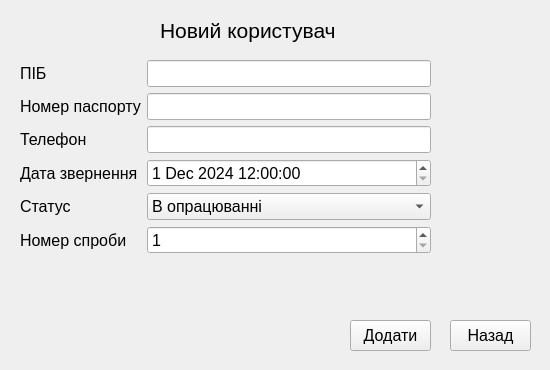
Old version of the form add_user.ui in the repository Anduine/MVSCenter.
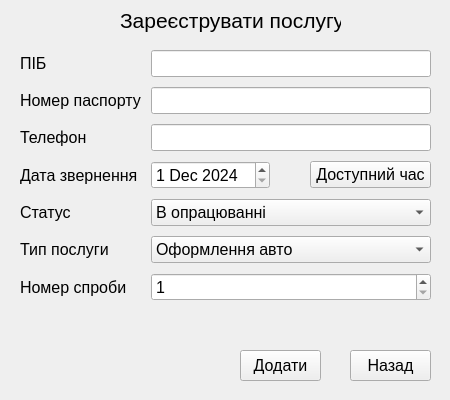
New version of the form.

Commit message: Add popup time menu.

```diff
--- a/add_user.ui
+++ b/add_user.ui
@@ -6,20 +6,20 @@
    <rect>
     <x>0</x>
     <y>0</y>
-    <width>550</width>
-    <height>370</height>
+    <width>450</width>
+    <height>400</height>
    </rect>
   </property>
   <property name="minimumSize">
    <size>
-    <width>550</width>
-    <height>370</height>
+    <width>450</width>
+    <height>400</height>
    </size>
   </property>
   <property name="maximumSize">
    <size>
-    <width>550</width>
-    <height>370</height>
+    <width>450</width>
+    <height>400</height>
    </size>
   </property>
   <property name="font">
@@ -33,9 +33,9 @@
   <widget class="QLabel" name="label">
    <property name="geometry">
     <rect>
-     <x>160</x>
-     <y>10</y>
-     <width>191</width>
+     <x>120</x>
+     <y>0</y>
+     <width>221</width>
      <height>41</height>
     </rect>
    </property>
@@ -45,19 +45,25 @@
     </font>
    </property>
    <property name="text">
-    <string>Новий користувач</string>
+    <string>Зареєструвати послугу</string>
    </property>
   </widget>
   <widget class="QWidget" name="formLayoutWidget">
    <property name="geometry">
     <rect>
      <x>20</x>
-     <y>60</y>
+     <y>50</y>
      <width>411</width>
-     <height>221</height>
+     <height>269</height>
     </rect>
    </property>
    <layout class="QFormLayout" name="formLayout">
+    <property name="horizontalSpacing">
+     <number>10</number>
+    </property>
+    <property name="verticalSpacing">
+     <number>10</number>
+    </property>
     <item row="0" column="0">
      <widget class="QLabel" name="label_2">
       <property name="font">
@@ -136,6 +142,41 @@
       </property>
      </widget>
     </item>
+    <item row="3" column="1">
+     <layout class="QFormLayout" name="formLayout_2">
+      <property name="horizontalSpacing">
+       <number>40</number>
+      </property>
+      <item row="0" column="1">
+       <widget class="QPushButton" name="pushButtonTimeMenu">
+        <property name="text">
+         <string>Доступний час</string>
+        </property>
+       </widget>
+      </item>
+      <item row="0" column="0">
+       <widget class="QDateEdit" name="dateEdit">
+        <property name="dateTime">
+         <datetime>
+          <hour>0</hour>
+          <minute>0</minute>
+          <second>0</second>
+          <year>2024</year>
+          <month>12</month>
+          <day>1</day>
+         </datetime>
+        </property>
+        <property name="time">
+         <time>
+          <hour>0</hour>
+          <minute>0</minute>
+          <second>0</second>
+         </time>
+        </property>
+       </widget>
+      </item>
+     </layout>
+    </item>
     <item row="4" column="0">
      <widget class="QLabel" name="label_6">
       <property name="font">
@@ -148,7 +189,72 @@
       </property>
      </widget>
     </item>
+    <item row="4" column="1">
+     <widget class="QComboBox" name="comboBoxStatus">
+      <property name="font">
+       <font>
+        <pointsize>12</pointsize>
+       </font>
+      </property>
+      <item>
+       <property name="text">
+        <string>В опрацюванні</string>
+       </property>
+      </item>
+      <item>
+       <property name="text">
+        <string>Прийнято</string>
+       </property>
+      </item>
+      <item>
+       <property name="text">
+        <string>Відхилено</string>
+       </property>
+      </item>
+     </widget>
+    </item>
     <item row="5" column="0">
+     <widget class="QLabel" name="label_8">
+      <property name="font">
+       <font>
+        <pointsize>12</pointsize>
+       </font>
+      </property>
+      <property name="text">
+       <string>Тип послуги</string>
+      </property>
+     </widget>
+    </item>
+    <item row="5" column="1">
+     <widget class="QComboBox" name="comboBoxType">
+      <property name="font">
+       <font>
+        <pointsize>12</pointsize>
+       </font>
+      </property>
+      <item>
+       <property name="text">
+        <string>Оформлення авто</string>
+       </property>
+      </item>
+      <item>
+       <property name="text">
+        <string>Теоретичний іспит</string>
+       </property>
+      </item>
+      <item>
+       <property name="text">
+        <string>Практичний іспит</string>
+       </property>
+      </item>
+      <item>
+       <property name="text">
+        <string>Медична довідка</string>
+       </property>
+      </item>
+     </widget>
+    </item>
+    <item row="6" column="0">
      <widget class="QLabel" name="label_7">
       <property name="font">
        <font>
@@ -160,7 +266,7 @@
       </property>
      </widget>
     </item>
-    <item row="5" column="1">
+    <item row="6" column="1">
      <widget class="QSpinBox" name="spinBoxAttempt">
       <property name="font">
        <font>
@@ -172,51 +278,13 @@
       </property>
      </widget>
     </item>
-    <item row="4" column="1">
-     <widget class="QComboBox" name="comboBoxStatus">
-      <property name="font">
-       <font>
-        <pointsize>12</pointsize>
-       </font>
-      </property>
-      <item>
-       <property name="text">
-        <string>В опрацюванні</string>
-       </property>
-      </item>
-      <item>
-       <property name="text">
-        <string>Прийнято</string>
-       </property>
-      </item>
-      <item>
-       <property name="text">
-        <string>Відхилено</string>
-       </property>
-      </item>
-     </widget>
-    </item>
-    <item row="3" column="1">
-     <widget class="QDateTimeEdit" name="dateTimeEdit">
-      <property name="dateTime">
-       <datetime>
-        <hour>12</hour>
-        <minute>0</minute>
-        <second>0</second>
-        <year>2024</year>
-        <month>12</month>
-        <day>1</day>
-       </datetime>
-      </property>
-     </widget>
-    </item>
    </layout>
   </widget>
   <widget class="QPushButton" name="pushButtonAccept">
    <property name="geometry">
     <rect>
-     <x>350</x>
-     <y>320</y>
+     <x>240</x>
+     <y>350</y>
      <width>81</width>
      <height>31</height>
     </rect>
@@ -233,8 +301,8 @@
   <widget class="QPushButton" name="pushButtonBack">
    <property name="geometry">
     <rect>
-     <x>450</x>
-     <y>320</y>
+     <x>350</x>
+     <y>350</y>
      <width>81</width>
      <height>31</height>
     </rect>
```
The commit also changes 16 other files.
